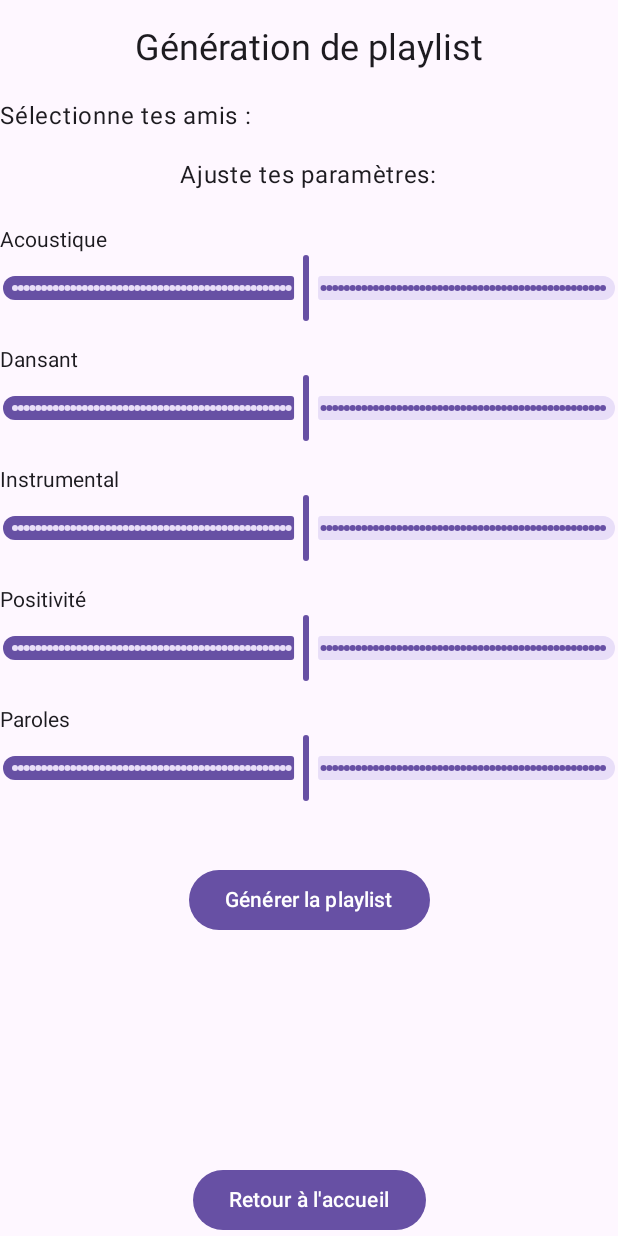
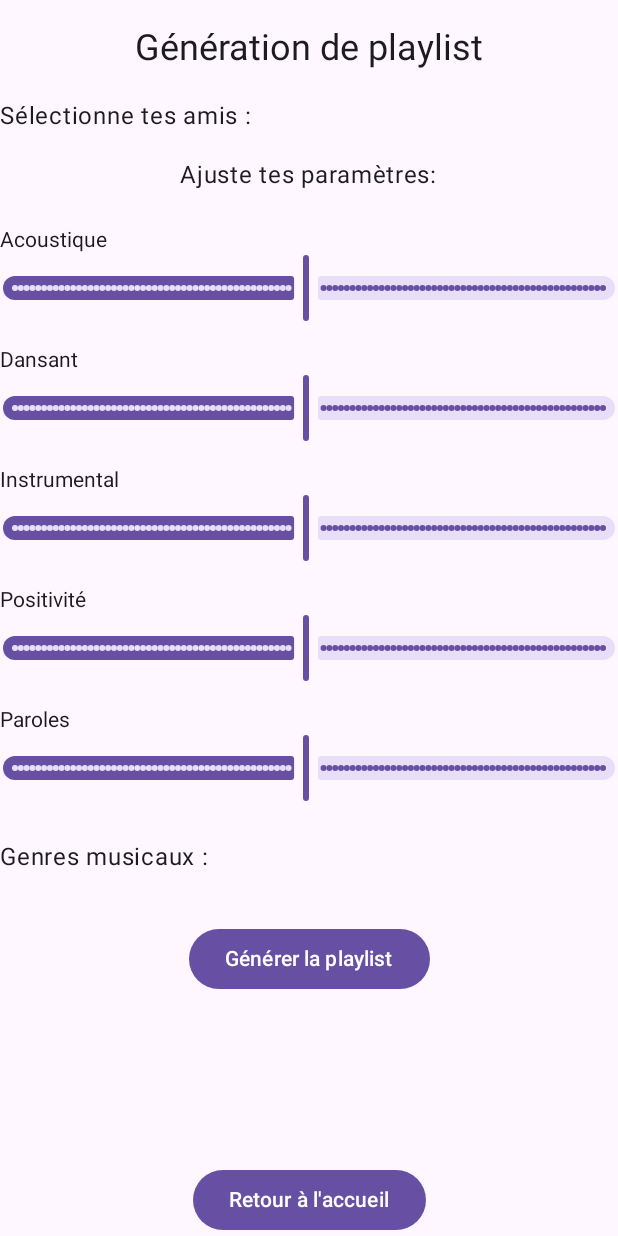
Before and after one commit to CheckItOuts/TunaJam, an Android app built with Jetpack Compose: the PlaylistGenerationActivity screen opened directly, with no data from a screen before it, on a phone screen of 412 x 824 dp. Run offline under Robolectric (Android 15) with nearby library versions, the phone set to English and light mode, and no system bars.

Commit message:
A terminer la liste de genres musicaux

```diff
--- a/app/src/main/java/com/tunajam/app/playlist/PlaylistGenerationActivity.kt
+++ b/app/src/main/java/com/tunajam/app/playlist/PlaylistGenerationActivity.kt
@@ -14,6 +14,7 @@ import androidx.compose.foundation.layout.height
 import androidx.compose.foundation.layout.padding
 import androidx.compose.material3.Button
 import androidx.compose.material3.CenterAlignedTopAppBar
+import androidx.compose.material3.DropdownMenu
 import androidx.compose.material3.ExperimentalMaterial3Api
 import androidx.compose.material3.MaterialTheme
 import androidx.compose.material3.Scaffold
@@ -58,6 +59,7 @@ fun PlaylistGenerationPage(onClickHome : () -> Unit, context: Context){
     var maxInstrulmentalness by remember { mutableFloatStateOf(0.5f) }
     var maxValence by remember { mutableFloatStateOf(0.5f) }
     var maxSpeechiness by remember { mutableFloatStateOf(0.5f) }
+    val expanded = remember { mutableStateOf(false) }
 
     Scaffold(
         topBar = {
@@ -84,13 +86,26 @@ fun PlaylistGenerationPage(onClickHome : () -> Unit, context: Context){
                 Text(
                     text = "Ajuste tes paramètres:",
                     style = MaterialTheme.typography.bodyLarge,
-                    modifier = Modifier.padding(bottom = 15.dp).align(CenterHorizontally)
+                    modifier = Modifier
+                        .padding(bottom = 15.dp)
+                        .align(CenterHorizontally)
                 )
                 ParameterSlider("Acoustique", maxAcousticness) {maxAcousticness = it }
                 ParameterSlider("Dansant", maxDanceability) { maxDanceability = it }
                 ParameterSlider("Instrumental", maxInstrulmentalness ) {maxInstrulmentalness = it }
                 ParameterSlider("Positivité", maxValence) { maxValence = it }
                 ParameterSlider("Paroles", maxSpeechiness ) {maxSpeechiness  = it }
+
+                Text(text = "Genres musicaux :",
+                    style = MaterialTheme.typography.bodyLarge,
+                    modifier = Modifier.padding(top = 15.dp)
+                )
+                if (expanded.value) {
+                    // TODO : ajouter la liste des genres musicaux
+                    DropdownMenu(expanded = expanded.value, onDismissRequest = { /*TODO*/ }) {
+
+                    }
+                }
 
                 Spacer(modifier = Modifier.height(16.dp))
 
@@ -99,7 +114,9 @@ fun PlaylistGenerationPage(onClickHome : () -> Unit, context: Context){
                     generatePlaylist(context,selectedFriends, maxAcousticness, maxDanceability,
                         maxInstrulmentalness, maxValence, maxSpeechiness)
                 },
-                    modifier = Modifier.align(CenterHorizontally).padding(top = 16.dp)
+                    modifier = Modifier
+                        .align(CenterHorizontally)
+                        .padding(top = 16.dp)
                 ) {
                     Text("Générer la playlist")
                 }
--- a/app/src/main/java/com/tunajam/app/ui/screens/HomeScreen.kt
+++ b/app/src/main/java/com/tunajam/app/ui/screens/HomeScreen.kt
@@ -65,9 +65,6 @@ fun HomeScreen(
         else -> ErrorScreen(retryAction, modifier = Modifier.fillMaxWidth())
     }
 }
-
-
-
 
 /**
  * Displays the 3 recommendations of the day panel
```
